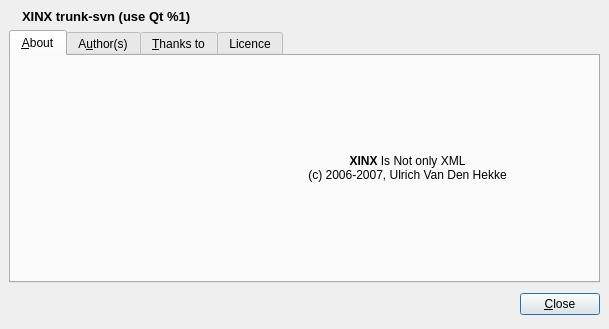
Before: the Qt Designer form xinx/ui/about.ui in phoenix741/xinx, drawn with Qt 5.
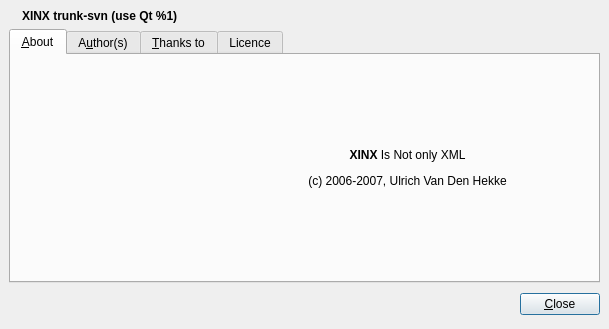
After: the same form once the commit is applied. Icons and pictures are not drawn.

```diff
--- a/xinx/ui/about.ui
+++ b/xinx/ui/about.ui
@@ -40,10 +40,7 @@
    <item row="0" column="1" >
     <widget class="QLabel" name="m_labelVersion" >
      <property name="text" >
-      <string>&lt;html>&lt;head>&lt;meta name="qrichtext" content="1" />&lt;style type="text/css">
-p, li { white-space: pre-wrap; }
-&lt;/style>&lt;/head>&lt;body style=" font-family:'Sans Serif'; font-size:9pt; font-weight:400; font-style:normal;">
-&lt;p style=" margin-top:0px; margin-bottom:0px; margin-left:0px; margin-right:0px; -qt-block-indent:0; text-indent:0px;">&lt;span style=" font-size:10pt; font-weight:600;">XINX trunk-svn (use Qt %1)&lt;/span>&lt;/p>&lt;/body>&lt;/html></string>
+      <string>&lt;b>XINX trunk-svn (use Qt %1)&lt;/b></string>
      </property>
     </widget>
    </item>
@@ -85,11 +82,8 @@
        <item>
         <widget class="QLabel" name="m_aboutLabel" >
          <property name="text" >
-          <string>&lt;html>&lt;head>&lt;meta name="qrichtext" content="1" />&lt;style type="text/css">
-p, li { white-space: pre-wrap; }
-&lt;/style>&lt;/head>&lt;body style=" font-family:'Sans Serif'; font-size:9pt; font-weight:400; font-style:normal; text-decoration:none;">
-&lt;p style=" margin-top:0px; margin-bottom:0px; margin-left:0px; margin-right:0px; -qt-block-indent:0; text-indent:0px;">&lt;span style=" font-weight:600;">XINX&lt;/span> Is Not only XML&lt;/p>
-&lt;p style=" margin-top:0px; margin-bottom:0px; margin-left:0px; margin-right:0px; -qt-block-indent:0; text-indent:0px;">(c) 2006-2007, Ulrich Van Den Hekke&lt;/p>&lt;/body>&lt;/html></string>
+          <string>&lt;p>&lt;b>XINX&lt;/b> Is Not only XML&lt;/p>
+&lt;p>(c) 2006-2007, Ulrich Van Den Hekke&lt;/p></string>
          </property>
          <property name="alignment" >
           <set>Qt::AlignCenter</set>
```
Left out of the diff: 12 changed lines with no effect on the pictures.
